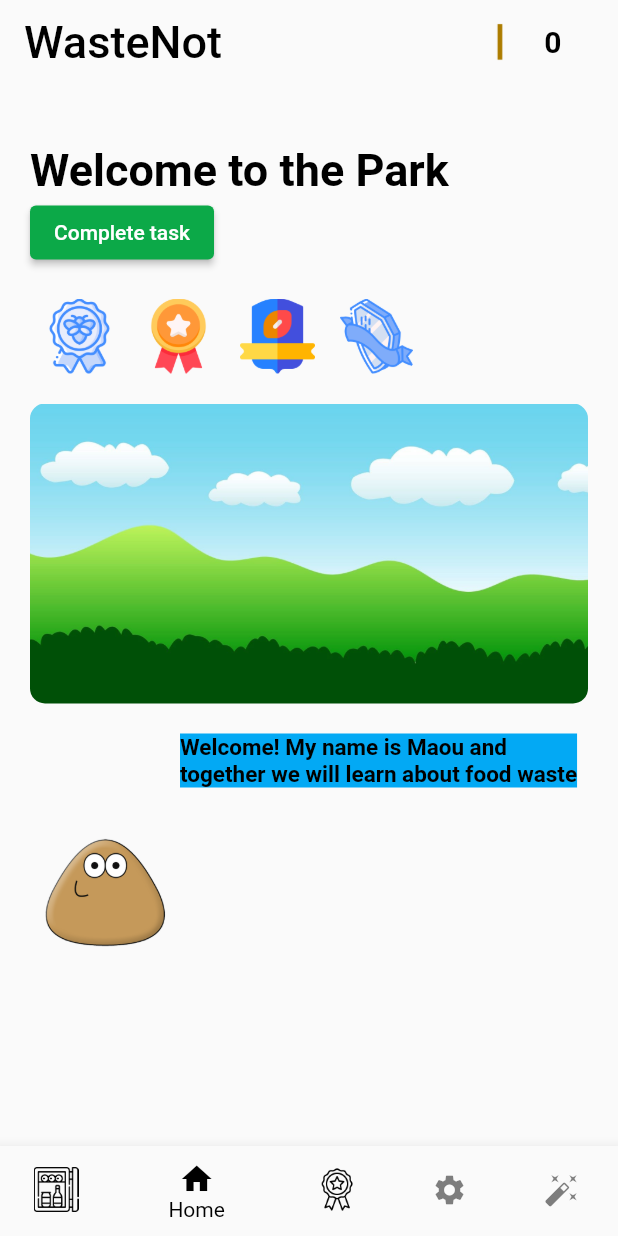
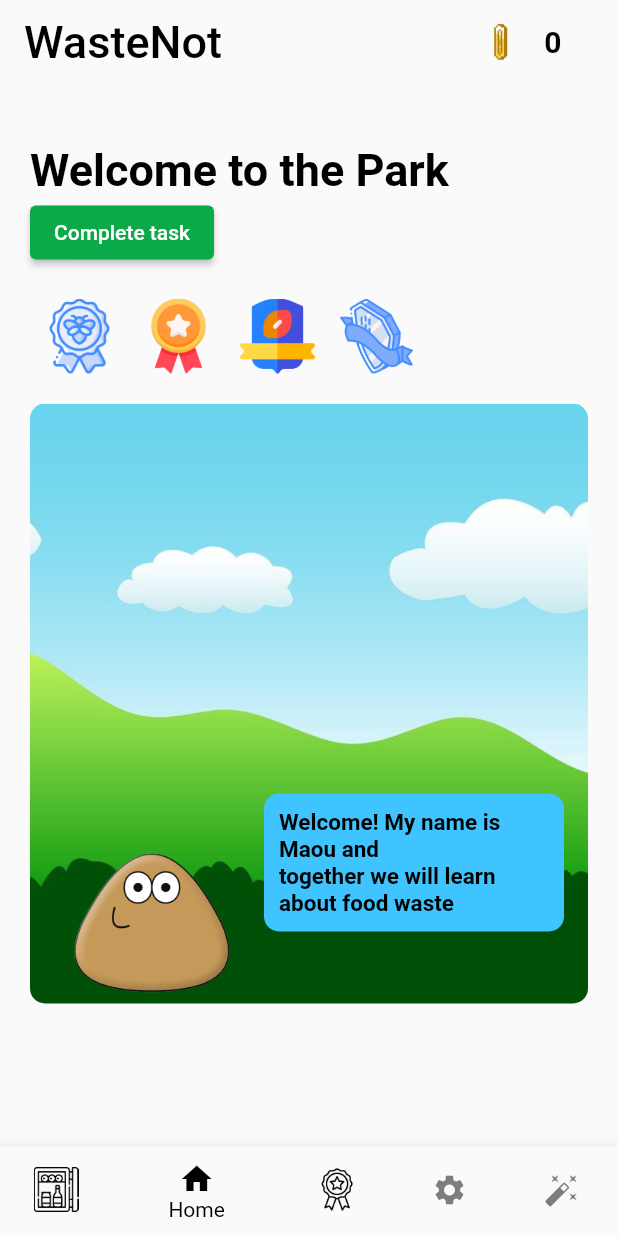
Before and after one commit to CelaniDe/flutter_demo_eestech, a Flutter app: the screen it shows once a user with an empty profile is signed in, item 2 of the bottom bar chosen, on a phone screen of 412 x 824 dp. Run offline on Flutter 3.47's test engine with Material 2 defaults, Android fonts, the light colour scheme and no system bars; our stand-ins replace cloud_firestore, firebase_auth, firebase_core, firebase_database; missing offline and left inert: barcode_scan2; accounts and stored records are empty.

Commit message:
pou position

```diff
--- a/demo/lib/src/screens/home.dart
+++ b/demo/lib/src/screens/home.dart
@@ -89,8 +89,14 @@
 
   @override
   Widget build(BuildContext context) {
+    var constraints;
+    final screenSize = MediaQuery.of(context).size;
     return Container(
-        child: Column(
+      height: screenSize.height- 200,
+      child: Stack(
+
+      children: <Widget>[
+        Column(
           crossAxisAlignment: CrossAxisAlignment.start,
           mainAxisAlignment: MainAxisAlignment.start,
           children: <Widget>[
@@ -106,7 +112,6 @@
                 textAlign: TextAlign.left,
               ),
             ),
-
             ElevatedButton(
               onPressed: incrementX,
               child: Text('Complete task'),
@@ -124,7 +129,7 @@
               padding: EdgeInsets.only(top: 20),
               child: Container(
                 width: 450,
-            height: 200,
+                height: 400,
                 decoration: BoxDecoration(
                   borderRadius: BorderRadius.circular(10),
                   image: DecorationImage(
@@ -134,24 +139,22 @@
                 ),
               ),
             ),
+          ],
+        ),
+        Positioned(
+            bottom: 20,
+            left: 0,
+            right: 0,
+            child: Row(
+              crossAxisAlignment: CrossAxisAlignment.center,
+              mainAxisAlignment: MainAxisAlignment.center,
+              children: <Widget>[
+
                 Padding(
-            padding: EdgeInsets.only(top: 20, left: 100),
+                  padding: EdgeInsets.only(top: 100),
                   child: Container(
-              color: Colors.lightBlue,
-              child: Text(
-                'Welcome! My name is Maou and \ntogether we will learn about food waste',
-                style: TextStyle(
-                  fontSize: 15,
-                  fontWeight: FontWeight.bold,
-                  color: Colors.black,
-                ),
-              ),
-            )),
-        Padding(
-          padding: EdgeInsets.only(top: 20),
-          child: Container(
-            width: 100,
-            height: 100,
+                    width: 130,
+                    height: 130,
                     decoration: BoxDecoration(
                       borderRadius: BorderRadius.circular(10),
                       image: DecorationImage(
@@ -161,6 +164,30 @@
                     ),
                   ),
                 ),
+                Padding(
+                    padding: EdgeInsets.only(top: 20, left: 10),
+                    child: Container(
+                      width: 200,
+                      decoration: BoxDecoration(
+                        color: Colors.lightBlueAccent,
+                        borderRadius: BorderRadius.circular(10),
+                      ),
+                      child:
+                      Padding(
+                        padding: EdgeInsets.all(10),
+                        child:
+                        Text(
+                          'Welcome! My name is Maou and \ntogether we will learn about food waste',
+                          style: TextStyle(
+                            fontSize: 15,
+                            fontWeight: FontWeight.bold,
+                            color: Colors.black,
+                          ),
+                        )
+                      ),
+                    )),
+              ],
+            )),
       ],
     ));
   }
```
Lines whose indentation alone changed are shown as unchanged.
